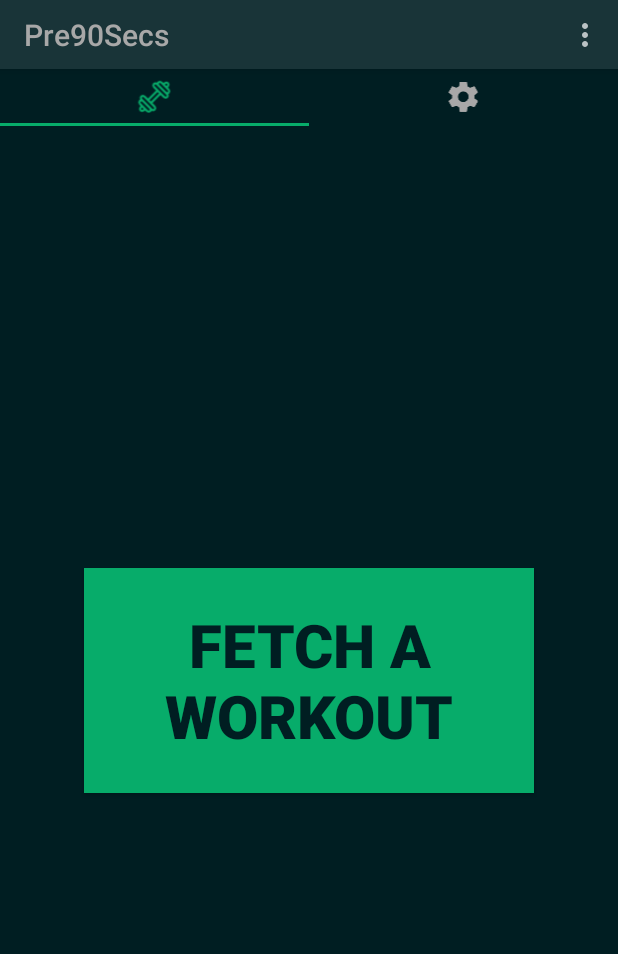
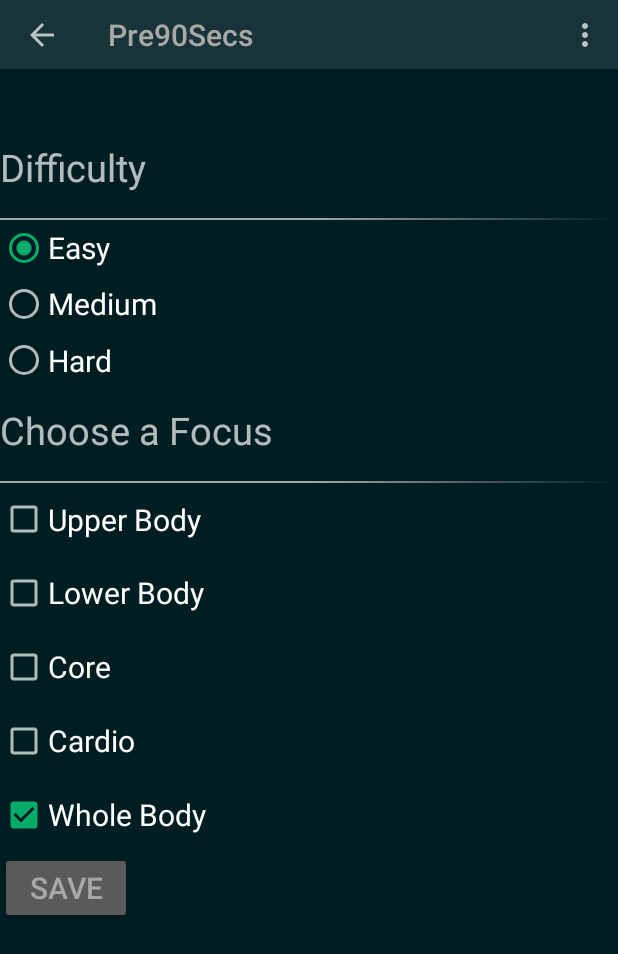
Before and after one commit to alliejc/pre90secs-android, an Android app: the screen it shows after launch (MainActivity), in the options menu, after a tap on "Settings", on a phone screen of 412 x 824 dp. Shown: the top 954 px of the screen. Run offline under Robolectric (Android 15) with nearby library versions, the phone set to English and light mode, and no system bars; libraries missing offline, so code that uses them is left out: com.googlecode.totallylazy; 4 statements that could not run were skipped.

Commit message:
Adding FilterOptionsFragment business logic

```diff
--- a/app/build.gradle
+++ b/app/build.gradle
@@ -38,16 +38,16 @@ dependencies {
     androidTestCompile('com.android.support.test.espresso:espresso-core:2.2.2', {
         exclude group: 'com.android.support', module: 'support-annotations'
     })
-    compile 'com.google.code.gson:gson:2.7'
+    compile 'com.google.code.gson:gson:2.8.0'
     compile 'com.android.support:appcompat-v7:25.3.1'
     compile 'com.android.support:design:25.3.1'
+    compile 'com.android.support:preference-v7:25.3.1'
     compile 'org.glassfish:javax.annotation:10.0-b28'
-    compile 'com.android.support:preference-v14:25.3.1'
     compile 'com.android.support.constraint:constraint-layout:1.0.2'
     compile 'com.android.support:support-v4:25.3.1'
     compile 'com.android.support:recyclerview-v7:25.3.1'
     compile 'com.jakewharton:butterknife:8.5.1'
     annotationProcessor 'com.jakewharton:butterknife-compiler:8.5.1'
     compile 'com.android.support:cardview-v7:25.3.1'
-    compile group:'com.googlecode.totallylazy', name:'totallylazy', version:'1.86'
+    compile group: 'com.googlecode.totallylazy', name: 'totallylazy', version: '1.86'
 }
--- a/app/src/main/java/com/allie/pre90secs/FetchWorkoutFragment.java
+++ b/app/src/main/java/com/allie/pre90secs/FetchWorkoutFragment.java
@@ -1,9 +1,9 @@
 package com.allie.pre90secs;
 
+import android.app.Fragment;
 import android.content.Context;
 import android.os.Bundle;
 import android.support.annotation.Nullable;
-import android.support.v4.app.Fragment;
 import android.view.LayoutInflater;
 import android.view.View;
 import android.view.ViewGroup;
--- a/app/src/main/java/com/allie/pre90secs/FilterOptionsFragment.java
+++ b/app/src/main/java/com/allie/pre90secs/FilterOptionsFragment.java
@@ -1,23 +1,23 @@
 package com.allie.pre90secs;
 
 
+import android.app.Fragment;
 import android.content.Context;
 import android.content.SharedPreferences;
-import android.graphics.RadialGradient;
 import android.os.Bundle;
 import android.support.annotation.Nullable;
-import android.support.v4.app.Fragment;
 import android.view.LayoutInflater;
 import android.view.View;
 import android.view.ViewGroup;
+import android.widget.Button;
 import android.widget.CheckBox;
-import android.widget.CompoundButton;
 import android.widget.RadioButton;
 import android.widget.RadioGroup;
 
+import java.util.ArrayList;
+import java.util.HashSet;
 import java.util.List;
-
-import static android.content.Context.MODE_PRIVATE;
+import java.util.Set;
 
 public class FilterOptionsFragment extends Fragment {
 
@@ -28,7 +28,19 @@ public class FilterOptionsFragment extends Fragment {
     private CheckBox mCoreCheck;
     private CheckBox mCardioCheck;
     private CheckBox mWholeBodyCheck;
+    private Button mSaveButton;
+    private RadioButton mEasyButton;
+    private RadioButton mMediumButton;
+    private RadioButton mHardButton;
     private SharedPreferences.Editor editor;
+    private Set<String> bodyRegions = new HashSet<String>();
+    private Set<String> bodyRegionDefault = new HashSet<String>();
+    private String difficultyDefault = "easy";
+    private String difficulty;
+    private SharedPreferences pref;
+
+    public static final String PREFS_FILE = "MyPrefsFile";
+
 
     public FilterOptionsFragment() {
         // Required empty public constructor
@@ -36,6 +48,7 @@ public class FilterOptionsFragment extends Fragment {
 
     public static FilterOptionsFragment newInstance() {
         FilterOptionsFragment fragment = new FilterOptionsFragment();
+
         return fragment;
     }
 
@@ -43,21 +56,25 @@ public class FilterOptionsFragment extends Fragment {
     public void onCreate(Bundle savedInstanceState) {
         super.onCreate(savedInstanceState);
 
-        SharedPreferences pref = getActivity().getApplicationContext().getSharedPreferences("MyPref", MODE_PRIVATE);
-        editor = pref.edit();
+        initializeSharedPreferences();
 
     }
 
     @Override
     public View onCreateView(LayoutInflater inflater, ViewGroup container,
                              Bundle savedInstanceState) {
+
         View v = inflater.inflate(R.layout.fragment_filter_options, container, false);
         mDifficultyRadioGroup = (RadioGroup) v.findViewById(R.id.difficultyRadioGroup);
+        mEasyButton = (RadioButton) v.findViewById(R.id.easyRadioButton);
+        mMediumButton = (RadioButton) v.findViewById(R.id.mediumRadioButton);
+        mHardButton = (RadioButton) v.findViewById(R.id.hardRadioButton);
         mUpperBodyCheck = (CheckBox) v.findViewById(R.id.upperRegionCheckBox);
         mLowerBodyCheck = (CheckBox) v.findViewById(R.id.lowerRegionCheckBox);
         mWholeBodyCheck = (CheckBox) v.findViewById(R.id.wholeBodyRegionCheckBox);
         mCardioCheck = (CheckBox) v.findViewById(R.id.cardioRegionCheckBox);
         mCoreCheck = (CheckBox) v.findViewById(R.id.coreRegionCheckBox);
+        mSaveButton = (Button) v.findViewById(R.id.save_button);
 
         return v;
     }
@@ -66,35 +83,116 @@ public class FilterOptionsFragment extends Fragment {
     public void onViewCreated(View view, @Nullable Bundle savedInstanceState) {
         super.onViewCreated(view, savedInstanceState);
 
+        mSaveButton.setOnClickListener(v -> onSaveClicked());
         setupRadioButtons();
-        setupCheckBoxes();
+        setCheckBoxChangeListeners();
+
+        List<String> list = new ArrayList<String>(pref.getStringSet("body_region", bodyRegionDefault));
+        String diff = pref.getString("difficulty", difficultyDefault);
+        updateCheckBoxUi(list);
+        updateRadioButtonUi(diff);
+    }
+
+    private void updateRadioButtonUi(String difficulty) {
+        if(difficulty.equals("easy")){
+            mEasyButton.setChecked(true);
+        }
+        if(difficulty.equals("medium")){
+            mMediumButton.setChecked(true);
+        }
+        if(difficulty.contains("hard")){
+            mHardButton.setChecked(true);
+        }
+    }
+
+    private void initializeSharedPreferences() {
+        bodyRegionDefault.add("whole");
+
+        pref = getActivity().getApplicationContext().getSharedPreferences(PREFS_FILE, Context.MODE_PRIVATE);
+
+        difficulty = pref.getString("difficulty", difficultyDefault);
+        bodyRegions = pref.getStringSet("body_region", bodyRegionDefault);
+
+        setDifficulty(difficulty);
+    }
+
+    private void onSaveClicked() {
+
+        pref.edit().putStringSet("body_region", bodyRegions).apply();
+        pref.edit().putString("difficulty", difficulty).apply();
+    }
+
+    public void onRadioButtonClicked(int id) {
+
+        switch (id) {
+            case R.id.easyRadioButton:
+                setDifficulty("easy");
+                break;
+            case R.id.mediumRadioButton:
+                setDifficulty("medium");
+                break;
+            case R.id.hardRadioButton:
+               setDifficulty("hard");
+        }
+        }
+
+    private void setDifficulty(String name) {
+        difficulty = name;
     }
 
     private void setupRadioButtons() {
-        mDifficultyRadioGroup.setOnCheckedChangeListener((group, checkedId) -> editor.putInt("difficulty", checkedId).commit());
-    }
-
-    private void setupCheckBoxes() {
-        mUpperBodyCheck.setOnCheckedChangeListener((buttonView, isChecked) -> {
-            editor.putBoolean("upper_body", isChecked);
-        });
-        mLowerBodyCheck.setOnCheckedChangeListener((buttonView, isChecked) -> {
-            editor.putBoolean("lower_body", isChecked);
-        });
-        mWholeBodyCheck.setOnCheckedChangeListener((buttonView, isChecked) -> {
-            editor.putBoolean("whole_body", isChecked);
-        });
-        mCardioCheck.setOnCheckedChangeListener((buttonView, isChecked) -> {
-            editor.putBoolean("cardio", isChecked);
-        });
-        mCoreCheck.setOnCheckedChangeListener((buttonView, isChecked) -> {
-            editor.putBoolean("core", isChecked);
+        mDifficultyRadioGroup.setOnCheckedChangeListener((group, checkedId) -> {
+            onRadioButtonClicked(checkedId);
         });
     }
 
-    public void onButtonPressed(String difficulty, List bodyRegionChoices) {
+    private void setCheckBoxChangeListeners() {
+        mUpperBodyCheck.setOnCheckedChangeListener((buttonView, isChecked) -> {
+            setCheckBox(isChecked, "upper");
+        });
+        mLowerBodyCheck.setOnCheckedChangeListener((buttonView, isChecked) -> {
+            setCheckBox(isChecked, "lower");
+        });
+        mWholeBodyCheck.setOnCheckedChangeListener((buttonView, isChecked) -> {
+            setCheckBox(isChecked, "whole");
+        });
+        mCardioCheck.setOnCheckedChangeListener((buttonView, isChecked) -> {
+            setCheckBox(isChecked, "cardio");
+        });
+        mCoreCheck.setOnCheckedChangeListener((buttonView, isChecked) -> {
+           setCheckBox(isChecked, "core");
+        });
+    }
+
+    private void updateCheckBoxUi(List list){
+        if(list.contains("lower")){
+            mLowerBodyCheck.setChecked(true);
+        }
+        if(list.contains("upper")){
+            mUpperBodyCheck.setChecked(true);
+        }
+        if(list.contains("core")){
+            mCoreCheck.setChecked(true);
+        }
+        if(list.contains("cardio")){
+            mCardioCheck.setChecked(true);
+        }
+        if(list.contains("whole")){
+            mWholeBodyCheck.setChecked(true);
+        }
+    }
+
+    private void setCheckBox(boolean isChecked, String name) {
+        if(isChecked) {
+            bodyRegions.add(name);
+        } else {
+            bodyRegions.remove(name);
+        }
+    }
+
+    public void onButtonPressed() {
         if (mListener != null) {
-            mListener.onFilterFragmentInteraction(difficulty, bodyRegionChoices);
+            mListener.onFilterFragmentInteraction();
         }
     }
 
@@ -110,12 +208,24 @@ public class FilterOptionsFragment extends Fragment {
     }
 
     @Override
+    public void onResume() {
+        super.onResume();
+        initializeSharedPreferences();
+    }
+
+    @Override
+    public void onPause() {
+        super.onPause();
+        onSaveClicked();
+    }
+
+    @Override
     public void onDetach() {
         super.onDetach();
         mListener = null;
     }
 
     public interface OnFilterFragmentInteractionListener {
-        void onFilterFragmentInteraction(String difficulty, List bodyRegionChoices);
+        void onFilterFragmentInteraction();
     }
 }
--- a/app/src/main/java/com/allie/pre90secs/MainActivity.java
+++ b/app/src/main/java/com/allie/pre90secs/MainActivity.java
@@ -1,10 +1,10 @@
 package com.allie.pre90secs;
 
-import android.support.design.widget.TabLayout;
+import android.app.Fragment;
+import android.app.FragmentManager;
+import android.content.SharedPreferences;
 
-import android.support.v4.app.Fragment;
-import android.support.v4.app.FragmentManager;
-import android.support.v4.view.ViewPager;
+import android.support.v7.app.ActionBar;
 import android.support.v7.app.AppCompatActivity;
 import android.os.Bundle;
 import android.support.v7.widget.Toolbar;
@@ -19,8 +19,11 @@ import com.google.gson.reflect.TypeToken;
 import java.io.IOException;
 import java.io.InputStream;
 import java.lang.reflect.Type;
+import java.util.ArrayList;
+import java.util.HashSet;
 import java.util.List;
 import java.util.Random;
+import java.util.Set;
 
 import static com.googlecode.totallylazy.Sequences.sequence;
 
@@ -29,10 +32,16 @@ public class MainActivity extends AppCompatActivity implements WorkoutFragment.O
 
     private FragmentManager mFragmentManager;
     private Toolbar mToolbar;
+    private ActionBar mActionBar;
+    private SharedPreferences myPrefs;
+    private Set<String> bodyRegionDefault = new HashSet<String>();
+    public static final String PREFS_FILE = "MyPrefsFile";
+    private String difficultyDefault = "easy";
 
     private static List<ExerciseItem> mJsonList;
 
     private static final String BACK_STACK_ROOT_TAG = "root_fragment";
+    private static final String ROOT = "root";
 
     @Override
     protected void onCreate(Bundle savedInstanceState) {
@@ -41,13 +50,19 @@ public class MainActivity extends AppCompatActivity implements WorkoutFragment.O
         if (savedInstanceState == null) {
             setContentView(R.layout.activity_main);
 
-            mFragmentManager = getSupportFragmentManager();
-            addFragmentOnTop(FetchWorkoutFragment.newInstance());
+            mFragmentManager = getFragmentManager();
+            mFragmentManager.beginTransaction().replace(R.id.main_framelayout, FetchWorkoutFragment.newInstance()).addToBackStack(ROOT).commit();
+//            addFragmentOnTop(FetchWorkoutFragment.newInstance());
         }
+        myPrefs = getApplicationContext().getSharedPreferences(PREFS_FILE, MODE_PRIVATE);
+        bodyRegionDefault.add("whole");
 
-        mToolbar = (Toolbar) findViewById(R.id.toolbar);
-        setSupportActionBar(mToolbar);
-        setupTabViews();
+        Toolbar myToolbar = (Toolbar) findViewById(R.id.toolbar);
+        setSupportActionBar(myToolbar);
+        mActionBar = getSupportActionBar();
+        mActionBar.setTitle(R.string.app_name);
+        mActionBar.setDisplayShowTitleEnabled(true);
+        mActionBar.setDisplayHomeAsUpEnabled(true);
     }
 
     @Override
@@ -60,6 +75,7 @@ public class MainActivity extends AppCompatActivity implements WorkoutFragment.O
     public boolean onOptionsItemSelected(MenuItem item) {
         switch (item.getItemId()) {
             case R.id.action_settings:
+                addFragmentOnTop(FilterOptionsFragment.newInstance());
                 return true;
 
             default:
@@ -68,7 +84,7 @@ public class MainActivity extends AppCompatActivity implements WorkoutFragment.O
     }
 
     public List<ExerciseItem> getExerciseItemsFromJson() {
-        if(mJsonList == null) {
+        if (mJsonList == null) {
             String json = null;
             try {
                 InputStream is = MainActivity.this.getAssets().open("ExerciseObject.json");
@@ -90,15 +106,17 @@ public class MainActivity extends AppCompatActivity implements WorkoutFragment.O
                 Log.d("List", mJsonList.toString());
                 Log.i("Workout Details", exerciseItem.getTitle() + exerciseItem.getImage());
             }
-
         }
         return mJsonList;
     }
 
     private List<ExerciseItem> getFilteredList() {
-      return sequence(getExerciseItemsFromJson())
-                .filter(item -> item.getBodyRegion().contains("lower"))
-                .filter(item -> item.getDifficulty().contains("hard")).toList();
+        List <String> list = new ArrayList<String>(myPrefs.getStringSet("body_region", bodyRegionDefault));
+        String difficulty = myPrefs.getString("difficulty", difficultyDefault);
+
+        return sequence(getExerciseItemsFromJson())
+                .filter(item -> item.getBodyRegion().contains(list))
+                .filter(item -> item.getDifficulty().contains(difficulty)).toList();
     }
 
     private ExerciseItem getRandomItem(List<ExerciseItem> exerciseItemList) {
@@ -108,48 +126,48 @@ public class MainActivity extends AppCompatActivity implements WorkoutFragment.O
 
         return exerciseItemList.get(random);
     }
-
-    private void setupTabViews() {
-
-       ViewPager mViewPager = (ViewPager) findViewById(R.id.viewpager);
-       TabPagerAdapter mPagerAdapter =
-                new TabPagerAdapter(getSupportFragmentManager(), MainActivity.this, 2);
-        mViewPager.setAdapter(mPagerAdapter);
-
-        TabLayout mTabLayout = (TabLayout) findViewById(R.id.tab_layout);
-        mTabLayout.setupWithViewPager(mViewPager);
-
-        for (int i = 0; i < mTabLayout.getTabCount(); i++) {
-            TabLayout.Tab tab = mTabLayout.getTabAt(i);
-            tab.setCustomView(mPagerAdapter.getTabView(i));
-        }
-
-        mTabLayout.addOnTabSelectedListener(new TabLayout.OnTabSelectedListener() {
-            @Override
-            public void onTabSelected(TabLayout.Tab tab) {
-
-                if(tab.getPosition() == 0){
-                    addFragmentOnTop(FetchWorkoutFragment.newInstance());
-                }
-                if(tab.getPosition() == 1){
-                    addFragmentOnTop(FilterOptionsFragment.newInstance());
-                }
-            }
-
-            @Override
-            public void onTabUnselected(TabLayout.Tab tab) {
-
-            }
-
-            @Override
-            public void onTabReselected(TabLayout.Tab tab) {
-
-            }
-        });
-    }
+//
+//    private void setupTabViews() {
+//
+//        ViewPager mViewPager = (ViewPager) findViewById(R.id.viewpager);
+//        TabPagerAdapter mPagerAdapter =
+//                new TabPagerAdapter(getSupportFragmentManager(), MainActivity.this, 2);
+//        mViewPager.setAdapter(mPagerAdapter);
+//
+//        TabLayout mTabLayout = (TabLayout) findViewById(R.id.tab_layout);
+//        mTabLayout.setupWithViewPager(mViewPager);
+//
+//        for (int i = 0; i < mTabLayout.getTabCount(); i++) {
+//            TabLayout.Tab tab = mTabLayout.getTabAt(i);
+//            tab.setCustomView(mPagerAdapter.getTabView(i));
+//        }
+//
+//        mTabLayout.addOnTabSelectedListener(new TabLayout.OnTabSelectedListener() {
+//            @Override
+//            public void onTabSelected(TabLayout.Tab tab) {
+//
+//                if (tab.getPosition() == 0) {
+//                    addFragmentOnTop(FetchWorkoutFragment.newInstance());
+//                }
+//                if (tab.getPosition() == 1) {
+//                    addFragmentOnTop(FilterOptionsFragment.newInstance());
+//                }
+//            }
+//
+//            @Override
+//            public void onTabUnselected(TabLayout.Tab tab) {
+//
+//            }
+//
+//            @Override
+//            public void onTabReselected(TabLayout.Tab tab) {
+//
+//            }
+//        });
+//    }
 
     public void addFragmentOnTop(Fragment fragment) {
-        FragmentManager fragmentManager = getSupportFragmentManager();
+        FragmentManager fragmentManager = getFragmentManager();
         fragmentManager.popBackStack(BACK_STACK_ROOT_TAG, FragmentManager.POP_BACK_STACK_INCLUSIVE);
 
         fragmentManager
@@ -161,10 +179,10 @@ public class MainActivity extends AppCompatActivity implements WorkoutFragment.O
 
     @Override
     public void onBackPressed() {
-       if (mFragmentManager.getBackStackEntryCount() > 1) {
+        if (mFragmentManager.getBackStackEntryCount() >= 1) {
             mFragmentManager.popBackStackImmediate();
 
-        } else if (mFragmentManager.getBackStackEntryCount() <= 1) {
+        } else if (mFragmentManager.getBackStackEntryCount() < 1) {
             moveTaskToBack(true);
 
         } else {
@@ -184,7 +202,7 @@ public class MainActivity extends AppCompatActivity implements WorkoutFragment.O
     }
 
     @Override
-    public void onFilterFragmentInteraction(String difficulty, List bodyRegionChoices) {
-        //apply filters to JSON query
+    public void onFilterFragmentInteraction() {
     }
+
 }
--- /dev/null
+++ b/app/src/main/java/com/allie/pre90secs/OnFilterCheckOptionsChanged.java
@@ -0,0 +1,5 @@
+package com.allie.pre90secs;
+
+public interface OnFilterCheckOptionsChanged {
+        void onFilterCheckOptionsChanged(int id, boolean isChecked);
+    }
--- a/app/src/main/java/com/allie/pre90secs/TabPagerAdapter.java
+++ b/app/src/main/java/com/allie/pre90secs/TabPagerAdapter.java
@@ -1,61 +1,61 @@
-package com.allie.pre90secs;
-
-import android.content.Context;
-
-import android.support.v4.app.Fragment;
-import android.support.v4.app.FragmentManager;
-import android.support.v4.app.FragmentPagerAdapter;
-import android.view.LayoutInflater;
-import android.view.View;
-import android.widget.ImageView;
-
-
-public class TabPagerAdapter extends FragmentPagerAdapter {
-    private int mNumOfTabs;
-    private Context context;
-    private ImageView icon;
-    private FragmentManager fragmentManager;
-
-    public TabPagerAdapter(FragmentManager fm, Context context, int NumOfTabs) {
-        super(fm);
-        this.fragmentManager = fm;
-        this.context = context;
-        this.mNumOfTabs = NumOfTabs;
-    }
-
-    @Override
-    public Fragment getItem(int position) {
-
-        switch (position) {
-            case 0:
-                FetchWorkoutFragment fetchWorkoutFragment = FetchWorkoutFragment.newInstance();
-                return fetchWorkoutFragment;
-            case 1:
-                FilterOptionsFragment filterOptionsFragment = FilterOptionsFragment.newInstance();
-                return filterOptionsFragment;
-            default:
-                return null;
-        }
-    }
-
-    public View getTabView(int position) {
-        View view = LayoutInflater.from(this.context).inflate(R.layout.custom_tab_layout, null);
-        icon = (ImageView) view.findViewById(R.id.icon);
-
-        if(position == 0){
-            icon.setImageResource(R.drawable.selector_tab_dumbell);
-//            getItem(0);
-        }
-        if(position == 1){
-            icon.setImageResource(R.drawable.selector_tab_filter);
-//            getItem(1);
-        }
-
-        return view;
-    }
-
-    @Override
-    public int getCount() {
-        return mNumOfTabs;
-    }
-}
+//package com.allie.pre90secs;
+//
+//import android.content.Context;
+//
+//import android.support.v4.app.Fragment;
+//import android.support.v4.app.FragmentManager;
+//import android.support.v4.app.FragmentPagerAdapter;
+//import android.view.LayoutInflater;
+//import android.view.View;
+//import android.widget.ImageView;
+//
+//
+//public class TabPagerAdapter extends FragmentPagerAdapter {
+//    private int mNumOfTabs;
+//    private Context context;
+//    private ImageView icon;
+//    private FragmentManager fragmentManager;
+//
+//    public TabPagerAdapter(FragmentManager fm, Context context, int NumOfTabs) {
+//        super(fm);
+//        this.fragmentManager = fm;
+//        this.context = context;
+//        this.mNumOfTabs = NumOfTabs;
+//    }
+//
+//    @Override
+//    public Fragment getItem(int position) {
+//
+//        switch (position) {
+//            case 0:
+//                FetchWorkoutFragment fetchWorkoutFragment = FetchWorkoutFragment.newInstance();
+//                return fetchWorkoutFragment;
+//            case 1:
+//                FilterOptionsFragment filterOptionsFragment = FilterOptionsFragment.newInstance();
+//                return filterOptionsFragment;
+//            default:
+//                return null;
+//        }
+//    }
+//
+//    public View getTabView(int position) {
+//        View view = LayoutInflater.from(this.context).inflate(R.layout.custom_tab_layout, null);
+//        icon = (ImageView) view.findViewById(R.id.icon);
+//
+//        if(position == 0){
+//            icon.setImageResource(R.drawable.selector_tab_dumbell);
+////            getItem(0);
+//        }
+//        if(position == 1){
+//            icon.setImageResource(R.drawable.selector_tab_filter);
+////            getItem(1);
+//        }
+//
+//        return view;
+//    }
+//
+//    @Override
+//    public int getCount() {
+//        return mNumOfTabs;
+//    }
+//}
--- a/app/src/main/java/com/allie/pre90secs/WorkoutFragment.java
+++ b/app/src/main/java/com/allie/pre90secs/WorkoutFragment.java
@@ -1,5 +1,6 @@
 package com.allie.pre90secs;
 
+import android.app.Fragment;
 import android.content.Context;
 import android.content.res.Resources;
 import android.graphics.drawable.Drawable;
@@ -7,7 +8,6 @@ import android.media.MediaPlayer;
 import android.os.Bundle;
 import android.os.Handler;
 import android.support.annotation.Nullable;
-import android.support.v4.app.Fragment;
 import android.support.v4.content.ContextCompat;
 import android.support.v7.widget.LinearLayoutManager;
 import android.support.v7.widget.RecyclerView;
--- a/app/src/main/res/layout/fragment_filter_options.xml
+++ b/app/src/main/res/layout/fragment_filter_options.xml
@@ -101,9 +101,15 @@
            android:id="@+id/wholeBodyRegionCheckBox"
            android:text="@string/pref_title_whole_body"
            android:textSize="20sp"
-           android:layout_weight="5"
-           android:checked="true"/>
+           android:layout_weight="5" />
+
+       <Button
+           android:layout_width="wrap_content"
+           android:layout_height="wrap_content"
+           android:id="@+id/save_button"
+           android:text="SAVE"
+           android:textSize="20sp"
+           android:padding="5dp"/>
 
        </LinearLayout>
-
 </FrameLayout>
--- a/app/src/main/res/values/styles.xml
+++ b/app/src/main/res/values/styles.xml
@@ -8,6 +8,8 @@
 
         <item name="android:actionButtonStyle">@color/white</item>
         <item name="android:textColorPrimary">@color/white</item>
+        <item name="preferenceTheme">@style/PreferenceThemeOverlay</item>
+        <item name="android:activatedBackgroundIndicator">?android:attr/selectableItemBackground</item>
     </style>
 
     <style name="MyCustomTabLayout" parent="Widget.Design.TabLayout">
```
Also changed, not shown: app/src/main/java/com/allie/pre90secs/SettingsFragment.java (added, +138 -0 lines), app/src/main/res/drawable/ic_info_black_24dp.xml (added, +9 -0 lines), app/src/main/res/drawable/ic_notifications_black_24dp.xml (added, +9 -0 lines), app/src/main/res/drawable/ic_sync_black_24dp.xml (added, +9 -0 lines), app/src/main/res/layout/fragment_settings.xml (deleted, +0 -53 lines), app/src/main/res/values/array.xml (added, +16 -0 lines), app/src/main/res/values/strings.xml (+2 -6 lines), app/src/main/res/xml/settings.xml (added, +39 -0 lines).
